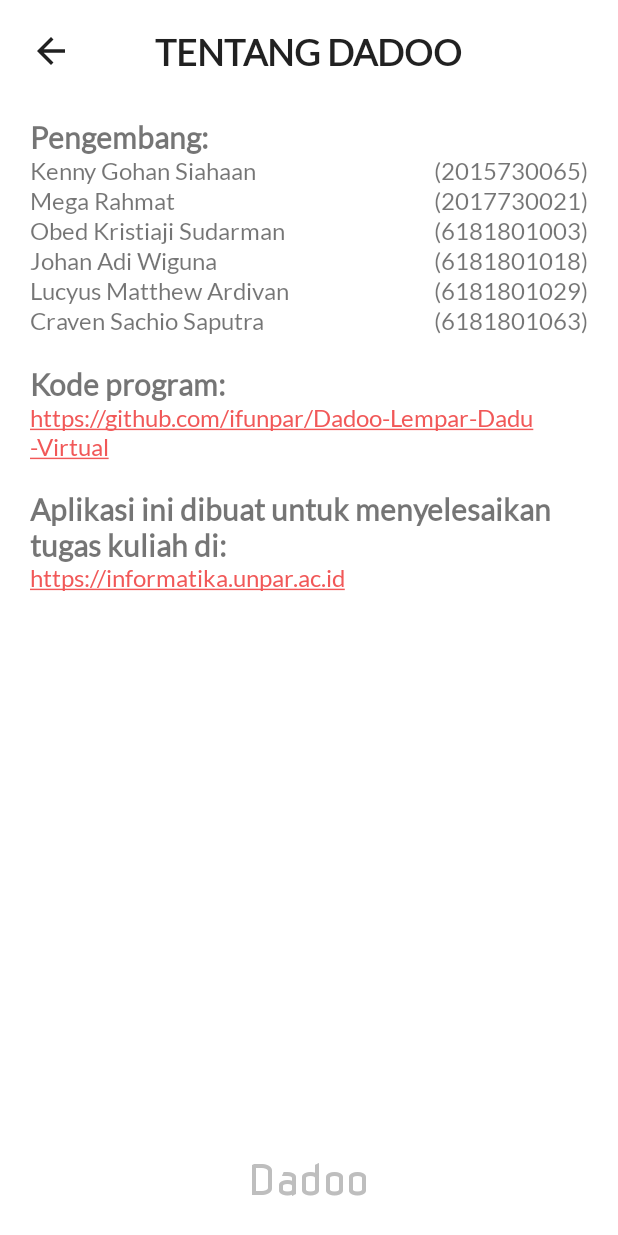
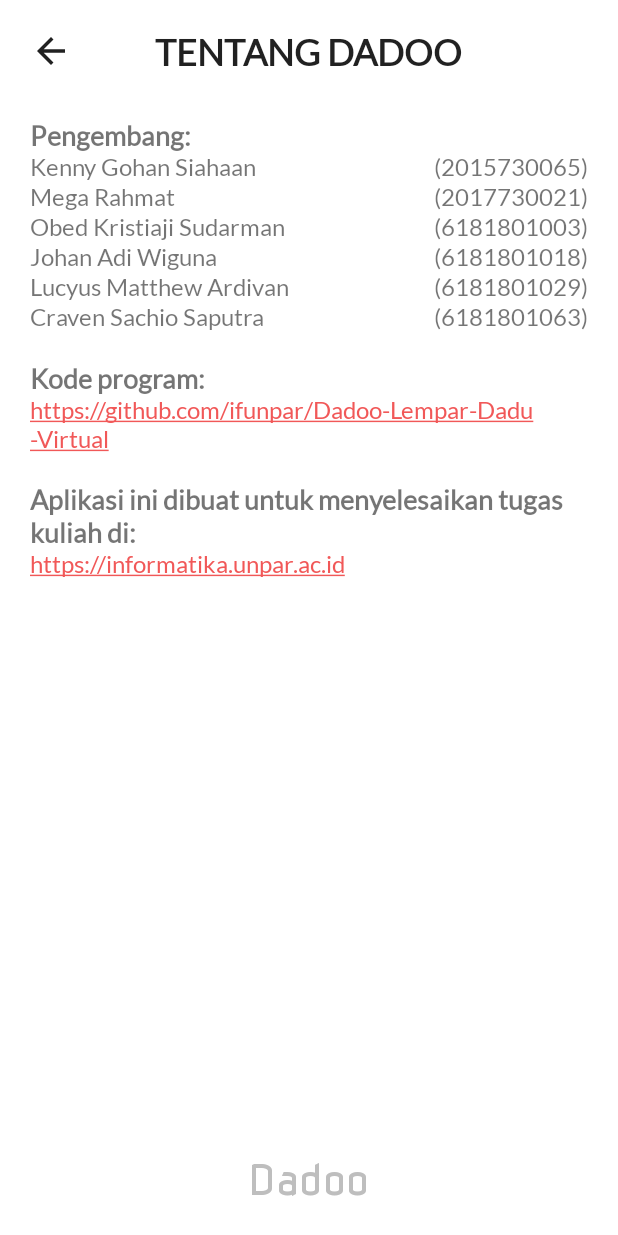
Before and after one commit to obedkristiaji/Dadoo-Lempar-Dadu-Virtual, an Android app: the screen it shows after launch (MainActivity), after a tap on "Tentang Dadoo", on a phone screen of 412 x 824 dp. Run offline under Robolectric (Android 15) with nearby library versions, the light colour scheme and no system bars; 1 other tap on this screen came first.

Commit message:
Font size changes

```diff
--- a/app/src/main/res/layout/fragment_about.xml
+++ b/app/src/main/res/layout/fragment_about.xml
@@ -31,7 +31,7 @@
         android:layout_below="@id/tv_judul"
         android:text="@string/pengembang"
         android:textStyle="bold"
-        android:textSize="@dimen/font_20"/>
+        android:textSize="@dimen/font_18"/>
 
     <TextView
         android:id="@+id/tv_kenny"
@@ -149,7 +149,7 @@
         android:text="@string/kode"
         android:layout_below="@id/tv_craven"
         android:textStyle="bold"
-        android:textSize="@dimen/font_20"/>
+        android:textSize="@dimen/font_18"/>
 
     <TextView
         android:id="@+id/tv_github"
@@ -167,7 +167,7 @@
         android:text="@string/dibuat"
         android:layout_below="@id/tv_github"
         android:textStyle="bold"
-        android:textSize="@dimen/font_20"/>
+        android:textSize="@dimen/font_18"/>
 
     <TextView
         android:id="@+id/tv_if"
```
